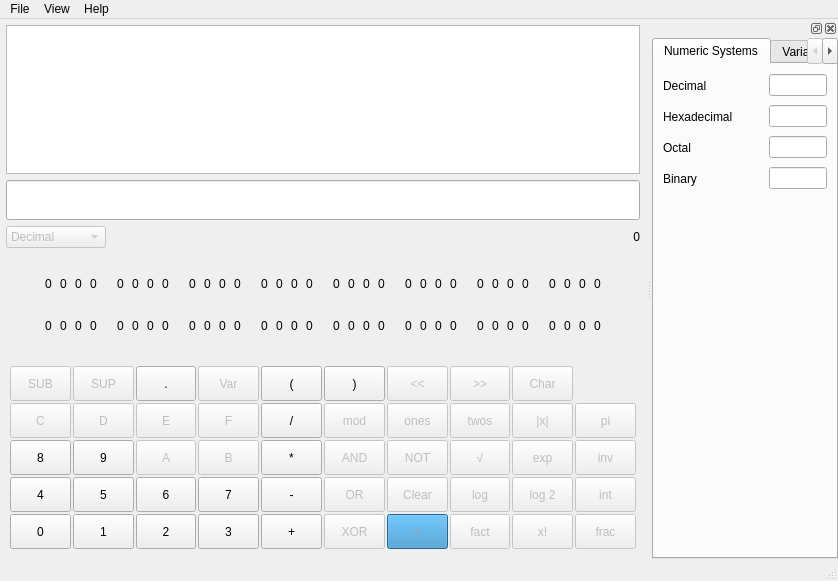
The window that src/forms/mainwindow.ui (vetux/qcalculator) describes before a commit, drawn with Qt 5.
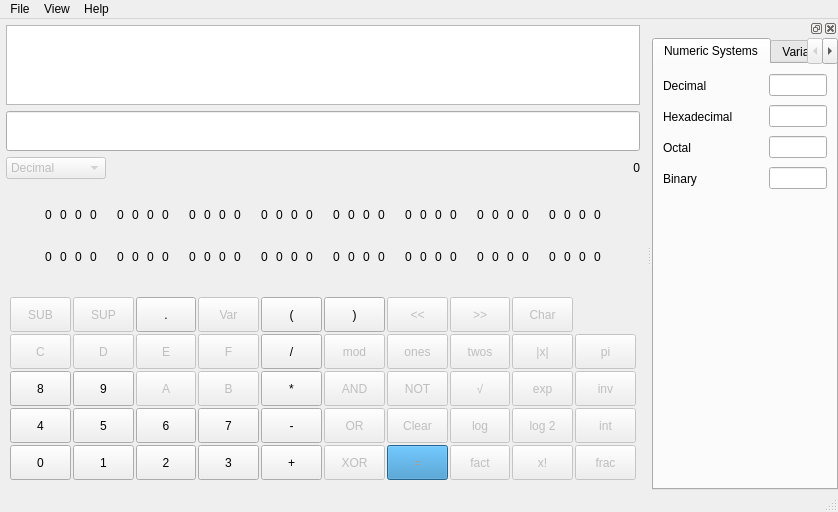
The same window after the commit.

Commit message: Hide search line edit widgets, Add license text to about dialog, Update license date

Patch:
```diff
--- a/src/forms/mainwindow.ui
+++ b/src/forms/mainwindow.ui
@@ -7,7 +7,7 @@
     <x>0</x>
     <y>0</y>
     <width>838</width>
-    <height>581</height>
+    <height>512</height>
    </rect>
   </property>
   <property name="minimumSize">
```
The commit also changes 2 other files.
